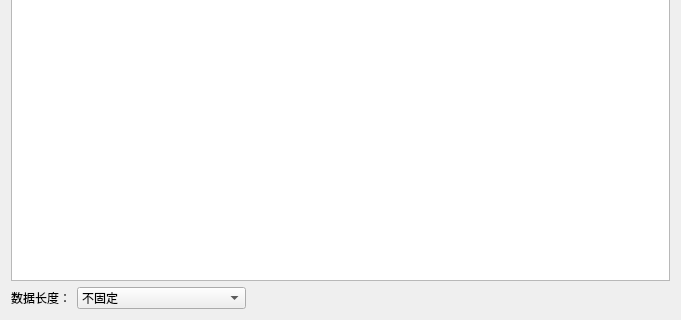
Qt form tcms-api-test-tool/ui/setHeaderWindow.ui (JiaQJiaQ/JiaQJiaQ) before a commit; both pictures show x 0 to 681 and y 223 to 543 of the 681 by 543 pixel window.
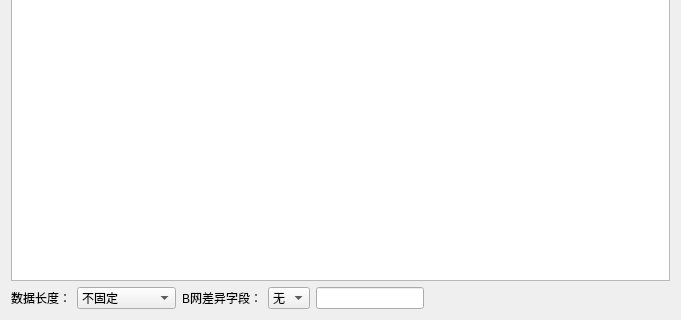
The same form after that commit.

The edit to the form file:
```diff
--- a/tcms-api-test-tool/ui/setHeaderWindow.ui
+++ b/tcms-api-test-tool/ui/setHeaderWindow.ui
@@ -49,7 +49,7 @@
       </widget>
      </item>
      <item row="1" column="0">
-      <layout class="QHBoxLayout" name="horizontalLayout" stretch="0,4,10">
+      <layout class="QHBoxLayout" name="horizontalLayout" stretch="0,4,0,0,0,10">
        <item>
         <widget class="QLabel" name="label">
          <property name="text">
@@ -66,6 +66,25 @@
          </item>
         </widget>
        </item>
+       <item>
+        <widget class="QLabel" name="diffFieldLabel">
+         <property name="text">
+          <string>B网差异字段：</string>
+         </property>
+        </widget>
+       </item>
+       <item>
+        <widget class="QComboBox" name="fieldNameComboBox">
+         <item>
+          <property name="text">
+           <string>无</string>
+          </property>
+         </item>
+        </widget>
+       </item>
+       <item>
+        <widget class="QLineEdit" name="fieldValueLineEdit"/>
+       </item>
        <item>
         <spacer name="horizontalSpacer">
          <property name="orientation">
```
Left out of the diff: 2 changed lines with no effect on the pictures.
